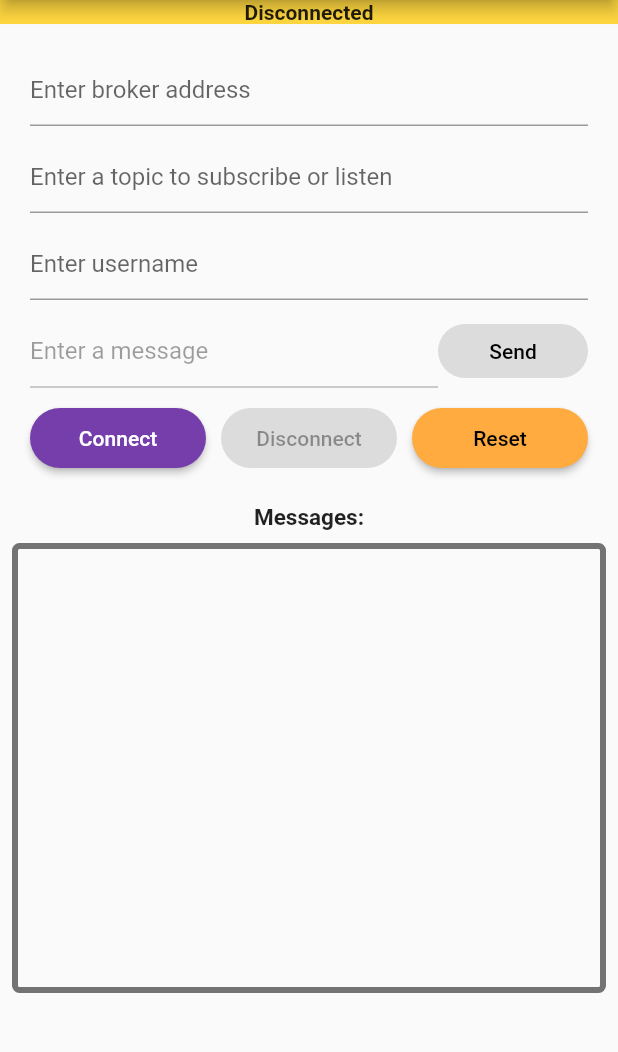
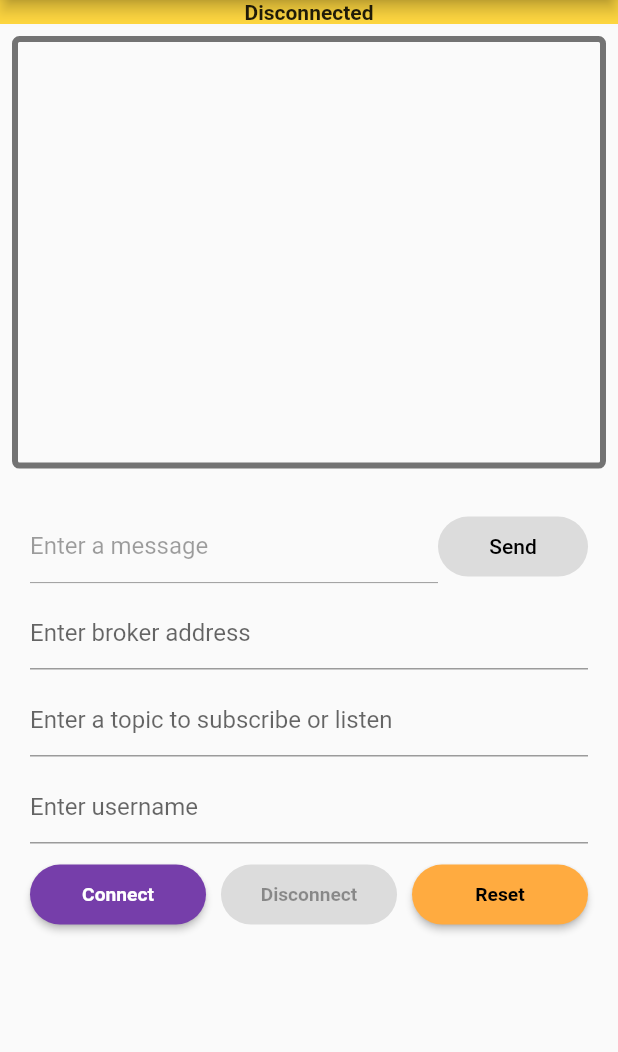
Before and after one commit to MattTheHobo/MQTT_Flutter, a Flutter app: the screen it shows after launch, on a phone screen of 412 x 824 dp, the part 84-1136 px from its top. Run offline on Flutter 3.47's test engine with Material 2 defaults, Android fonts, the phone set to English and light mode, and no system bars; missing offline and left inert: mqtt_client.

Commit message:
Changed UI layout

```diff
--- a/mqtt_flutter/lib/widgets/MQTTView.dart
+++ b/mqtt_flutter/lib/widgets/MQTTView.dart
@@ -43,24 +43,12 @@ class _MQTTViewState extends State<MQTTView> {
     return scaffold;
   }
 
-  /*Widget buildAppBar(BuildContext context) {
-    return AppBar(
-      title: Text('MQTT'),
-      backgroundColor: Colors.greenAccent,
-    );
-  }*/
-
   Widget _buildColumn() {
     return Column(
       children: <Widget>[
-        _buildConnectionStateText(
-            _prepareStateMessageFrom(currentAppState.getAppConnectionState)),
+        _buildConnectionStateText(_prepareStateMessageFrom(currentAppState.getAppConnectionState)),
+        _buildScrollableTextWith(currentAppState.getHistoryText),
         _buildEditableColumn(),
-        Text(
-          'Messages:',
-          style: TextStyle(fontSize: 15, fontWeight: FontWeight.bold),
-        ),
-        _buildScrollableTextWith(currentAppState.getHistoryText)
       ],
     );
   }
@@ -70,6 +58,8 @@ class _MQTTViewState extends State<MQTTView> {
       padding: const EdgeInsets.all(20.0),
       child: Column(
         children: <Widget>[
+          _buildPublishMessageRow(),
+          const SizedBox(height: 10),
           _buildTextFieldWith(_hostTextController, 'Enter broker address',
               currentAppState.getAppConnectionState),
           const SizedBox(height: 10),
@@ -80,8 +70,6 @@ class _MQTTViewState extends State<MQTTView> {
           const SizedBox(height: 10),
           _buildTextFieldWith(_userTextController, 'Enter username',
               currentAppState.getAppConnectionState),
-          const SizedBox(height: 10),
-          _buildPublishMessageRow(),
           const SizedBox(height: 10),
           _buildConnecteButtonFrom(currentAppState.getAppConnectionState)
         ],
@@ -142,8 +130,8 @@ class _MQTTViewState extends State<MQTTView> {
     return Padding(
       padding: const EdgeInsets.all(8.0),
       child: Container(
-        width: 400,
-        height: 300,
+        width: MediaQuery.of(context).size.width * 1,
+        height: MediaQuery.of(context).size.height * 0.35,
         child: SingleChildScrollView(
           child: Text(
             text,
@@ -170,7 +158,7 @@ class _MQTTViewState extends State<MQTTView> {
         Expanded(
           // ignore: deprecated_member_use
           child: ElevatedButton(
-            child: const Text('Connect'),
+            child: const Text('Connect', style: TextStyle(fontSize: 12.8, fontWeight: FontWeight.bold),),
             onPressed: state == MQTTAppConnectionState.disconnected
                 ? _configureAndConnect
                 : null,
@@ -185,7 +173,7 @@ class _MQTTViewState extends State<MQTTView> {
         Expanded(
           // ignore: deprecated_member_use
           child: ElevatedButton(
-            child: const Text('Disconnect'),
+            child: const Text('Disconnect', style: TextStyle(fontSize: 12.8, fontWeight: FontWeight.bold),),
             onPressed:
                 state == MQTTAppConnectionState.connected ? _disconnect : null,
             style: ElevatedButton.styleFrom(
@@ -200,7 +188,7 @@ class _MQTTViewState extends State<MQTTView> {
         ),
         Expanded(
             child: ElevatedButton(
-          child: const Text("Reset", style: TextStyle(color: Colors.black),),
+          child: const Text("Reset", style: TextStyle(color: Colors.black, fontSize: 12.8, fontWeight: FontWeight.bold),),
           onPressed: _resetButt,
           style: ElevatedButton.styleFrom(
             primary: Colors.orangeAccent,
@@ -222,8 +210,8 @@ class _MQTTViewState extends State<MQTTView> {
             }
           : null,
       style: ElevatedButton.styleFrom(
-          primary: Color.fromARGB(255, 243, 209, 14),
-          fixedSize: Size(100, 30),
+          primary: Colors.amberAccent,
+          fixedSize: Size(100, 40),
           shape: RoundedRectangleBorder(
               borderRadius: BorderRadius.circular(25))), //
     );
```
